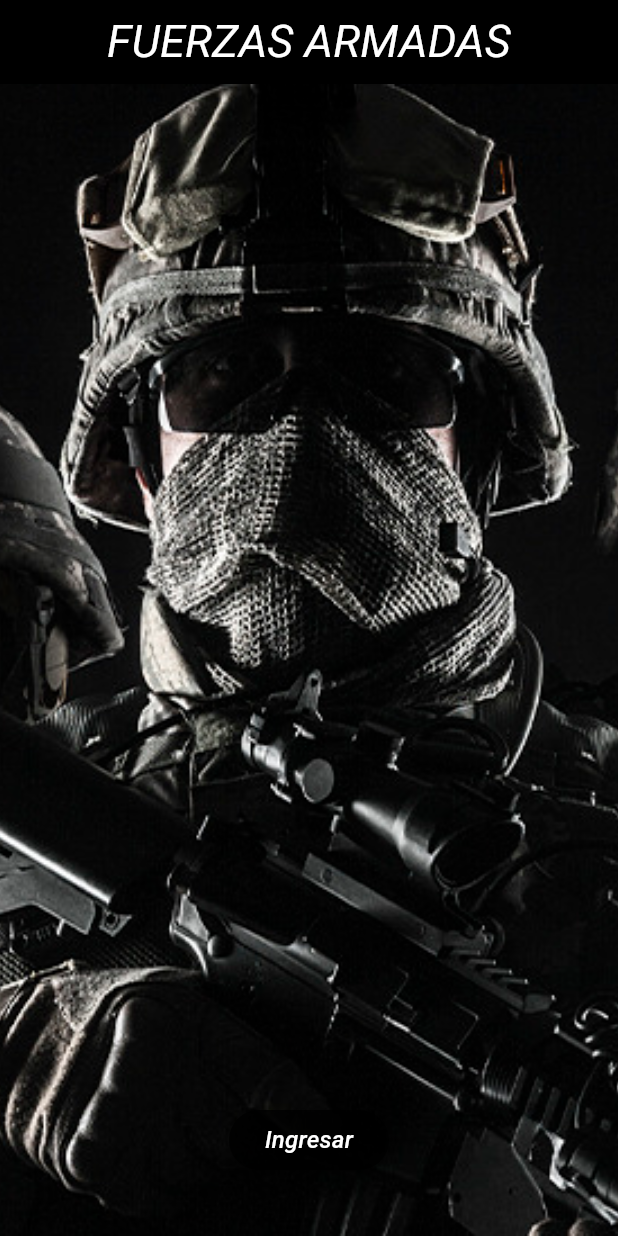
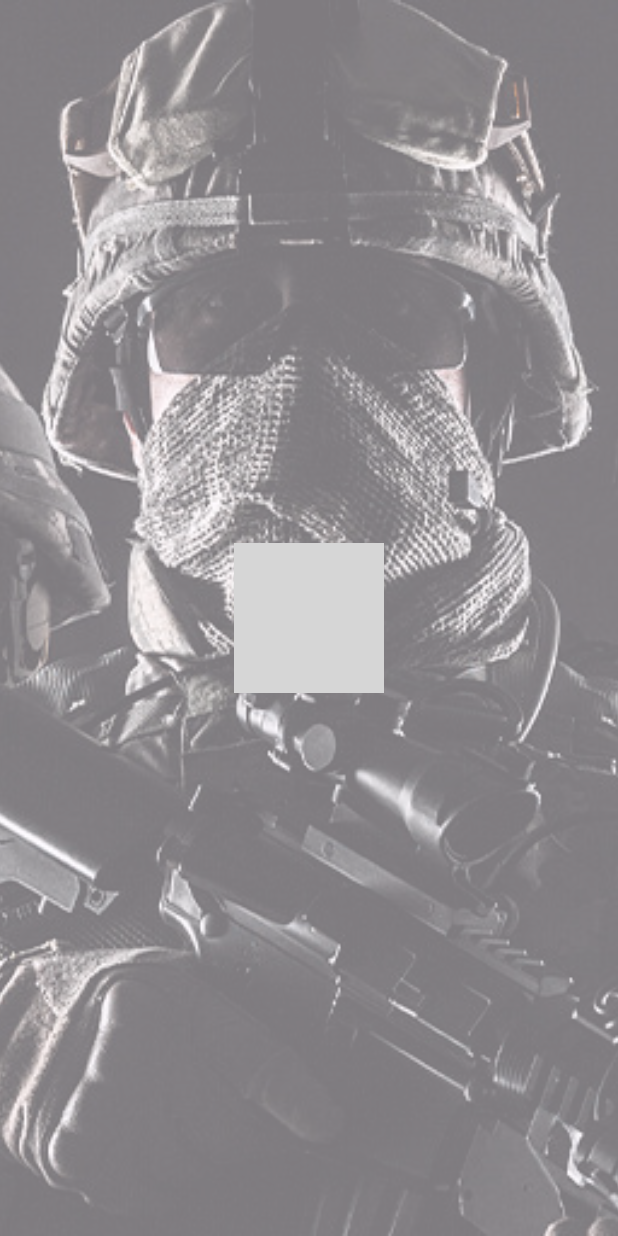
Before and after one commit to julio763284/Guerras, a Flutter app: the screen it shows after launch, on a phone screen of 412 x 824 dp. Run offline on Flutter 3.47's test engine with Material 3 defaults, Android fonts, the phone set to English and light mode, and no system bars; grey boxes are pictures that could not be loaded.

Commit message:
Creacion de la vista Loading
Cree la vista loading con una imagen de fondo y un gif de cargado

```diff
--- /dev/null
+++ b/app/lib/Loading.dart
@@ -0,0 +1,23 @@
+import 'package:flutter/material.dart';
+
+class Cargando extends StatelessWidget {
+  const Cargando({super.key});
+
+  @override
+  Widget build(BuildContext context) {
+    return MaterialApp(
+      home: Scaffold(
+        body: Stack(
+          fit: StackFit.expand,
+          children: [
+            Opacity(
+              opacity: 0.5,
+              child: Image.asset('assets/Fondos.jpg', fit: BoxFit.cover),
+            ),
+            Center(child: Image.asset('loading5.gif', width: 100, height: 100)),
+          ],
+        ),
+      ),
+    );
+  }
+}
--- a/app/lib/main.dart
+++ b/app/lib/main.dart
@@ -1,5 +1,7 @@
 import 'package:flutter/material.dart';
 import 'Inicial.dart';
+import 'Loading.dart';
+
 void main() {
   runApp(const MyApp());
 }
@@ -8,8 +10,6 @@ class MyApp extends StatelessWidget {
   const MyApp({super.key});
   @override
   Widget build(BuildContext context) {
-    return MaterialApp(
-      home: Inicial(),
-    );
+    return Cargando();
   }
 }
--- a/app/pubspec.yaml
+++ b/app/pubspec.yaml
@@ -66,6 +66,7 @@ flutter:
     - assets/Colombia.jpg
     - assets/uruguay.jpg
     - assets/Fondos.jpg
+    - assets/loading5.gif
   # An image asset can refer to one or more resolution-specific "variants", see
   # https://flutter.dev/to/resolution-aware-images
 
```
Also changed, not shown: app/assets/Quale.gif (added), app/assets/loading2.gif (added), app/assets/loading5.gif (added).
